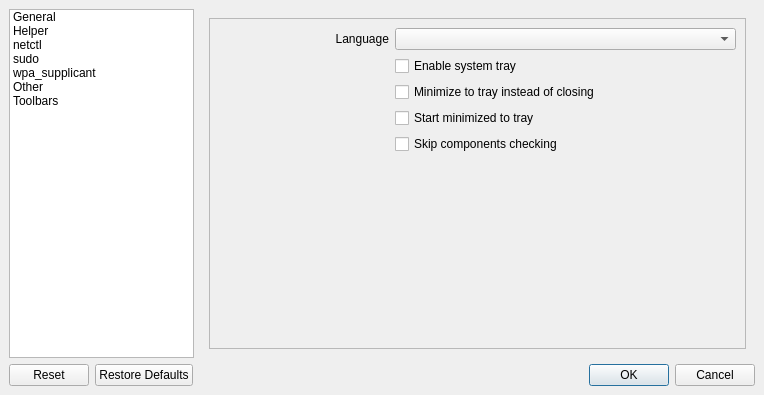
Qt form sources/gui/src/settingswindow.ui (arcan1s/netctl-gui) before a commit.
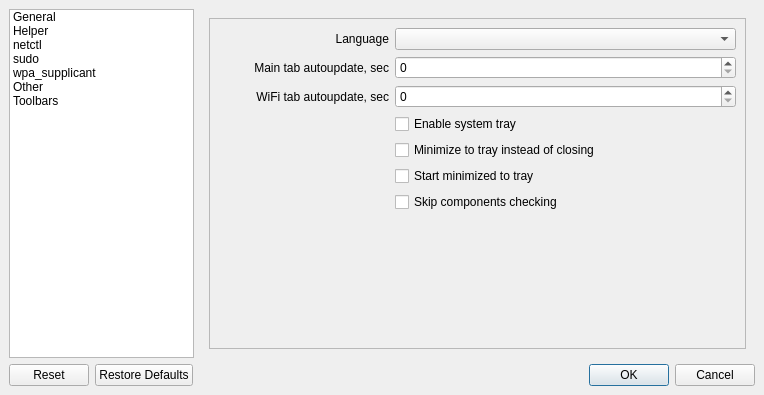
The same form after that commit. Icons and pictures are not drawn.

Commit message: implement autoupdate feature fix bug with invalid profile path using by external editor

```diff
--- a/sources/gui/src/settingswindow.ui
+++ b/sources/gui/src/settingswindow.ui
@@ -190,6 +190,66 @@
                 </item>
                </layout>
               </item>
+              <item>
+               <layout class="QHBoxLayout" name="layout_mainAutoUpdate">
+                <item>
+                 <widget class="QLabel" name="label_mainAutoUpdate">
+                  <property name="sizePolicy">
+                   <sizepolicy hsizetype="Preferred" vsizetype="Preferred">
+                    <horstretch>1</horstretch>
+                    <verstretch>0</verstretch>
+                   </sizepolicy>
+                  </property>
+                  <property name="text">
+                   <string>Main tab autoupdate, sec</string>
+                  </property>
+                  <property name="alignment">
+                   <set>Qt::AlignRight|Qt::AlignTrailing|Qt::AlignVCenter</set>
+                  </property>
+                 </widget>
+                </item>
+                <item>
+                 <widget class="QSpinBox" name="spinBox_mainAutoUpdate">
+                  <property name="sizePolicy">
+                   <sizepolicy hsizetype="Minimum" vsizetype="Fixed">
+                    <horstretch>2</horstretch>
+                    <verstretch>0</verstretch>
+                   </sizepolicy>
+                  </property>
+                 </widget>
+                </item>
+               </layout>
+              </item>
+              <item>
+               <layout class="QHBoxLayout" name="layout_wifiAutoUpdate">
+                <item>
+                 <widget class="QLabel" name="label_wifiAutoUpdate">
+                  <property name="sizePolicy">
+                   <sizepolicy hsizetype="Preferred" vsizetype="Preferred">
+                    <horstretch>1</horstretch>
+                    <verstretch>0</verstretch>
+                   </sizepolicy>
+                  </property>
+                  <property name="text">
+                   <string>WiFi tab autoupdate, sec</string>
+                  </property>
+                  <property name="alignment">
+                   <set>Qt::AlignRight|Qt::AlignTrailing|Qt::AlignVCenter</set>
+                  </property>
+                 </widget>
+                </item>
+                <item>
+                 <widget class="QSpinBox" name="spinBox_wifiAutoUpdate">
+                  <property name="sizePolicy">
+                   <sizepolicy hsizetype="Minimum" vsizetype="Fixed">
+                    <horstretch>2</horstretch>
+                    <verstretch>0</verstretch>
+                   </sizepolicy>
+                  </property>
+                 </widget>
+                </item>
+               </layout>
+              </item>
               <item>
                <layout class="QHBoxLayout" name="layout_enableTray">
                 <item>
```
Left out of the diff: 12 changed lines with no effect on the pictures. The commit also changes 23 other files.
